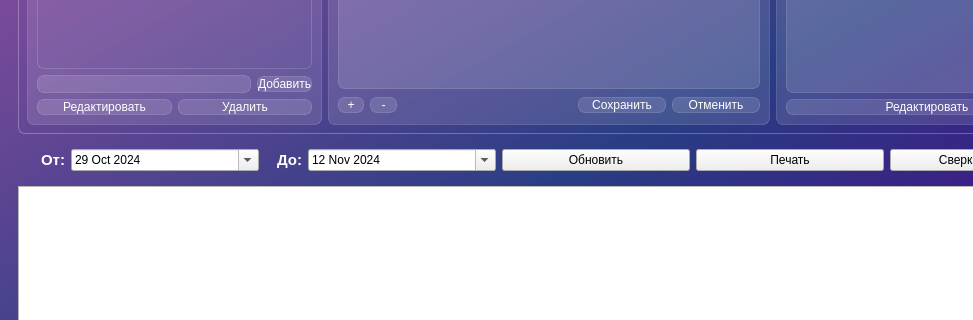
This is app/ui/main_window.ui in KhvatikG/salary-reader as Qt 5 draws it before an edit; both pictures show x 0 to 973 and y 219 to 539 of the 1105 by 630 pixel window. The edited form follows.
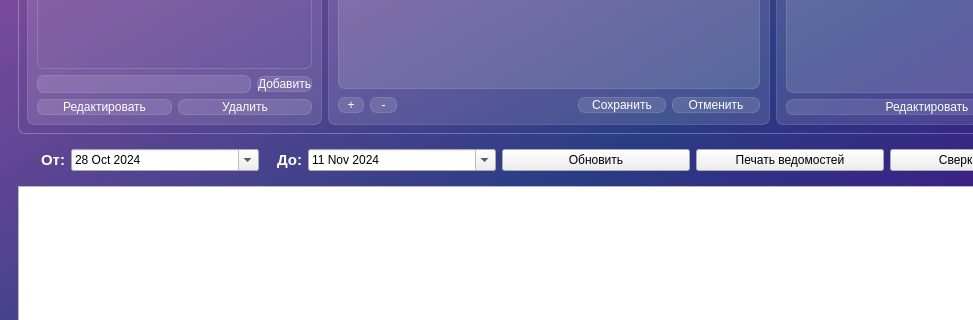
This is the edited form.

Commit message: feat: plugged in payslip_report callback to button in app

```diff
--- a/app/ui/main_window.ui
+++ b/app/ui/main_window.ui
@@ -484,7 +484,7 @@
               <second>0</second>
               <year>2024</year>
               <month>10</month>
-              <day>29</day>
+              <day>28</day>
              </datetime>
             </property>
             <property name="time">
@@ -535,7 +535,7 @@
               <second>0</second>
               <year>2024</year>
               <month>11</month>
-              <day>12</day>
+              <day>11</day>
              </datetime>
             </property>
             <property name="time">
@@ -584,7 +584,7 @@
           <item>
            <widget class="QPushButton" name="pushButton_3">
             <property name="text">
-             <string>Печать</string>
+             <string>Печать ведомостей</string>
             </property>
            </widget>
           </item>
```
Left out of the diff: 4 changed lines with no effect on the pictures. The commit also changes 2 other files.
